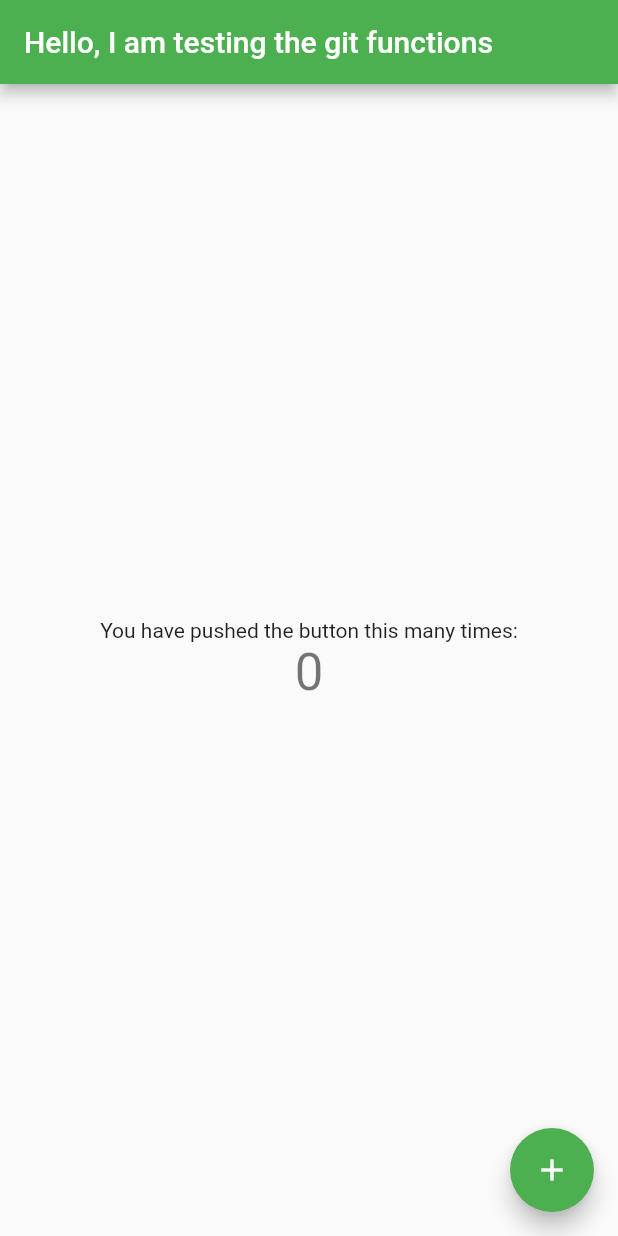
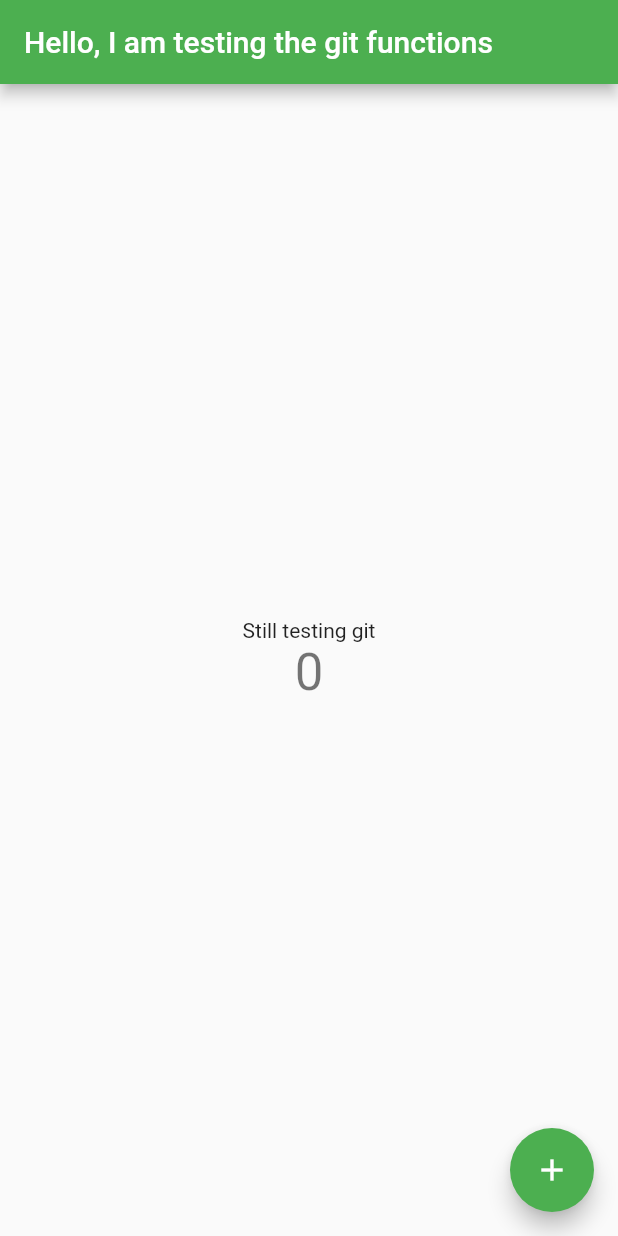
Before and after one commit to johett/bmwt_app, a Flutter app: the screen it shows after launch, on a phone screen of 412 x 824 dp. Run offline on Flutter 3.47's test engine with Material 2 defaults, Android fonts, the phone set to English and light mode, and no system bars.

Commit message:
[devjo] new stuff test

```diff
--- a/bmwt_app/lib/main.dart
+++ b/bmwt_app/lib/main.dart
@@ -96,7 +96,7 @@ class _MyHomePageState extends State<MyHomePage> {
           mainAxisAlignment: MainAxisAlignment.center,
           children: <Widget>[
             const Text(
-              'You have pushed the button this many times:',
+              'Still testing git',
             ),
             Text(
               '$_counter',
```
